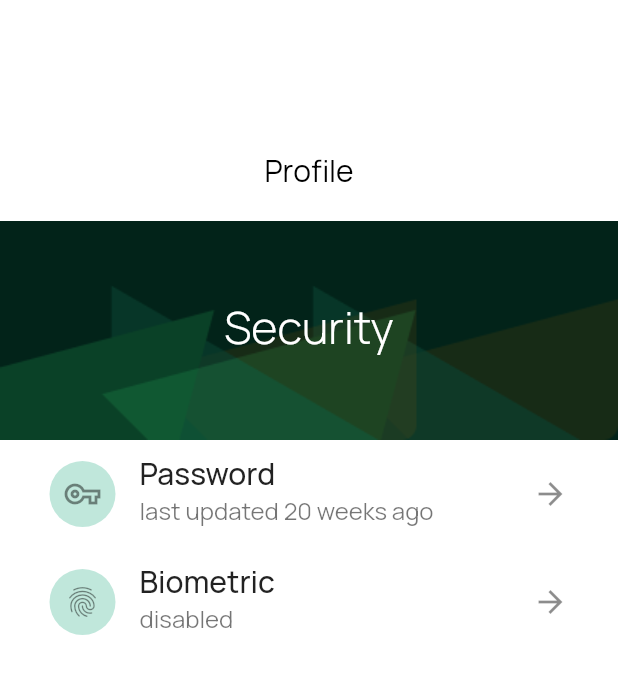
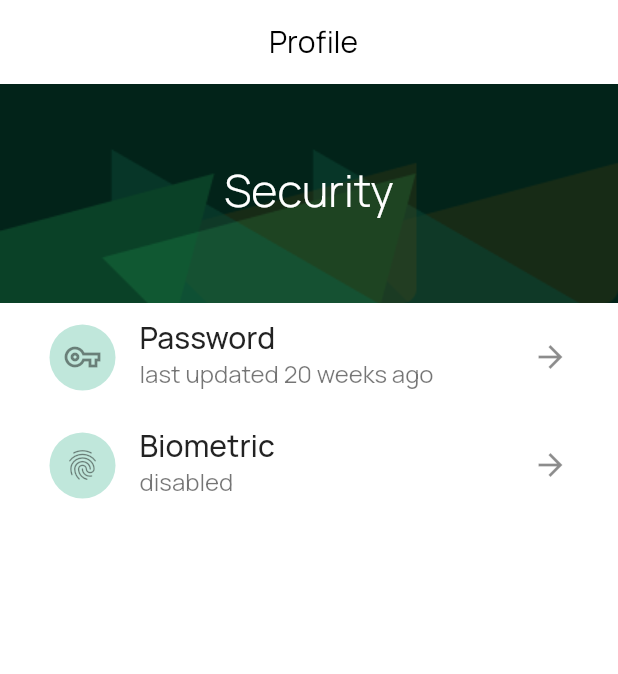
Before and after one commit to phill21956/Finance_app_ui, a Flutter app: the ProfilePage screen opened by its route, after a tap on "Security", on a phone screen of 412 x 824 dp. Shown: the top 674 px of the screen. Run offline on Flutter 3.47's test engine with Material 2 defaults, Android fonts, the phone set to English and light mode, and no system bars; our stand-ins replace animated_text_kit, country_code_picker, google_fonts, otp_text_field.

Commit message:
commit changes

```diff
--- a/lib/pages/HomePage.dart
+++ b/lib/pages/HomePage.dart
@@ -39,7 +39,7 @@ class _HomePageState extends State<HomePage> {
               ),
             )
           ],
-          toolbarHeight: 128,
+          //toolbarHeight: 128,
           backgroundColor: Palette.white,
         ),
         body: Container(
--- a/lib/pages/ProfilePage.dart
+++ b/lib/pages/ProfilePage.dart
@@ -1,4 +1,5 @@
 import 'package:flutter/material.dart';
+import 'package:payrush/config/palette.dart';
 import 'package:payrush/widgets/widgets.dart';
 
 import 'pages.dart';
@@ -14,31 +15,59 @@ class _ProfilePageState extends State<ProfilePage> {
   Widget build(BuildContext context) {
     return SafeArea(
       child: Scaffold(
+        appBar: AppBar(
+          elevation: 0,
+          title: Center(
+            child: Padding(
+            padding: const EdgeInsets.only(right: 50),
+              child: Text(
+                "Profile",
+                style: TextStyle(
+                    fontSize: 20,
+                    color: Colors.black,
+                    fontWeight: FontWeight.w400),
+              ),
+            ),
+          ),
+          backgroundColor: Palette.white,
+        ),
         body: SingleChildScrollView(
           child: Column(
             mainAxisAlignment: MainAxisAlignment.start,
             children: [
               ProfileHeader(
-              headerTitle: "Profile",
+
                 imageTitle: "Tade Adejanu",
               ),
               Container(
-            child: ProfileList(icons: Icons.security_outlined, title: 'Security', onPressed: (){
+                child: ProfileList(
+                    icons: Icons.security_outlined,
+                    title: 'Security',
+                    onPressed: () {
                       Navigator.pushNamed(context, SecurityPage.id);
                     }),
               ),
               Container(
-            child: ProfileList(icons: Icons.settings, title: 'Settings', onPressed: (){
+                child: ProfileList(
+                    icons: Icons.settings,
+                    title: 'Settings',
+                    onPressed: () {
                       Navigator.pushNamed(context, SettingsPage.id);
                     }),
               ),
               Container(
-            child: ProfileList(icons: Icons.error_outline, title: 'KYC', onPressed: (){
+                child: ProfileList(
+                    icons: Icons.error_outline,
+                    title: 'KYC',
+                    onPressed: () {
                       Navigator.pushNamed(context, KycPage.id);
                     }),
               ),
               Container(
-            child: ProfileList(icons: Icons.logout, title: 'Sign Out', onPressed: (){
+                child: ProfileList(
+                    icons: Icons.logout,
+                    title: 'Sign Out',
+                    onPressed: () {
                       Navigator.pushNamed(context, LoginPage.id);
                     }),
               ),
@@ -47,7 +76,6 @@ class _ProfilePageState extends State<ProfilePage> {
               ),
             ],
           ),
-
         ),
       ),
     );
--- a/lib/pages/ProfileSecurity.dart
+++ b/lib/pages/ProfileSecurity.dart
@@ -1,4 +1,5 @@
 import 'package:flutter/material.dart';
+import 'package:payrush/config/palette.dart';
 import 'package:payrush/widgets/widgets.dart';
 
 class SecurityPage extends StatefulWidget {
@@ -12,16 +13,31 @@ class _SecurityPageState extends State<SecurityPage> {
   Widget build(BuildContext context) {
     return SafeArea(
       child: Scaffold(
+        appBar: AppBar(
+          elevation: 0,
+          title: Center(
+            child: Padding(
+              padding: const EdgeInsets.only(right: 50),
+              child: Text(
+                "Profile",
+                style: TextStyle(
+                    fontSize: 20,
+                    color: Colors.black,
+                    fontWeight: FontWeight.w400),
+              ),
+            ),
+          ),
+          backgroundColor: Palette.white,
+        ),
         body: SingleChildScrollView(
           scrollDirection: Axis.vertical,
           child: Column(
             children: [
               ProfileHeader(
-              headerTitle: "Profile",
                 imageTitle: "Security",
               ),
               Container(
-              padding: const EdgeInsets.only( left: 17, right: 17),
+                padding: const EdgeInsets.only(left: 17, right: 17),
                 child: SingleChildScrollView(
                   scrollDirection: Axis.vertical,
                   child: Column(
--- a/lib/pages/TransactionPage.dart
+++ b/lib/pages/TransactionPage.dart
@@ -32,7 +32,7 @@ class _TransactionPageState extends State<TransactionPage> {
             )
 
           ],
-          toolbarHeight: 128,
+        //  toolbarHeight: 128,
           backgroundColor: Palette.white,
         ),
         body: Container(
--- a/lib/pages/WithdrawSucess.dart
+++ b/lib/pages/WithdrawSucess.dart
@@ -22,7 +22,7 @@ class _WithdrawSuccessPageState extends State<WithdrawSuccessPage> {
             style: TextStyle(color: Colors.black),
           ),
         ),
-        toolbarHeight: 128,
+      //  toolbarHeight: 128,
         backgroundColor: Palette.white,
       ),
       body: Container(
--- a/lib/widgets/profileHeaderWidget.dart
+++ b/lib/widgets/profileHeaderWidget.dart
@@ -1,23 +1,23 @@
 import 'package:flutter/material.dart';
 
 class ProfileHeader extends StatelessWidget {
-  final String headerTitle;
+
   final String imageTitle;
 
-  const ProfileHeader({ this.headerTitle,  this.imageTitle});
+  const ProfileHeader({ this.imageTitle});
   @override
   Widget build(BuildContext context) {
     return Column(
       children: [
-        Center(
-            child: Container(
-          margin: EdgeInsets.fromLTRB(0, 100, 0, 20),
-          child: Text(
-            headerTitle,
-            style: TextStyle(
-                fontSize: 20, color: Colors.black, fontWeight: FontWeight.w400),
-          ),
-        )),
+        // Center(
+        //     child: Container(
+        //   margin: EdgeInsets.fromLTRB(0, 100, 0, 20),
+        //   child: Text(
+        //     headerTitle,
+        //     style: TextStyle(
+        //         fontSize: 20, color: Colors.black, fontWeight: FontWeight.w400),
+        //   ),
+        // )),
         Container(
           child: Stack(
             children: [
@@ -27,7 +27,7 @@ class ProfileHeader extends StatelessWidget {
               ),
               Container(
                 alignment: Alignment.center,
-                padding: EdgeInsets.fromLTRB(100, 50, 100, 50),
+                padding: EdgeInsets.fromLTRB(0, 50, 0, 50),
                 child: Text(
                   imageTitle,
                   style: TextStyle(
```
Also changed, not shown: lib/pages/ProfileKyc.dart (+18 -1 lines), lib/pages/ProfileSetting.dart (+18 -1 lines), lib/pages/WithdrawPage.dart (+8 -4 lines). Lines whose indentation alone changed are shown as unchanged.
